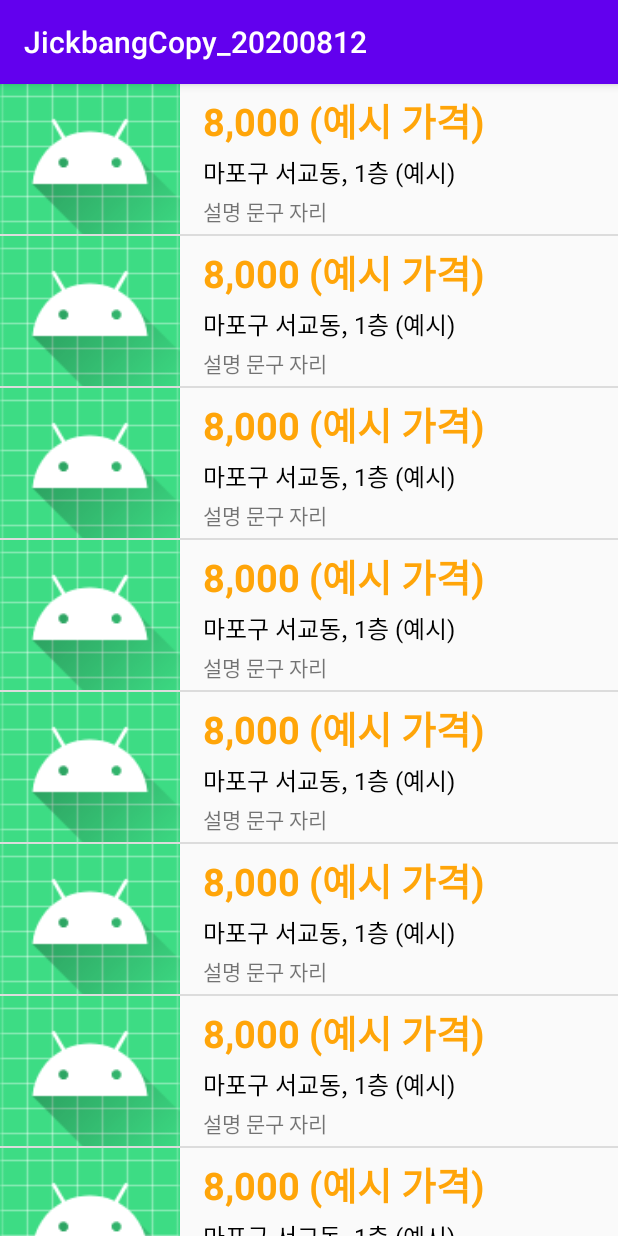
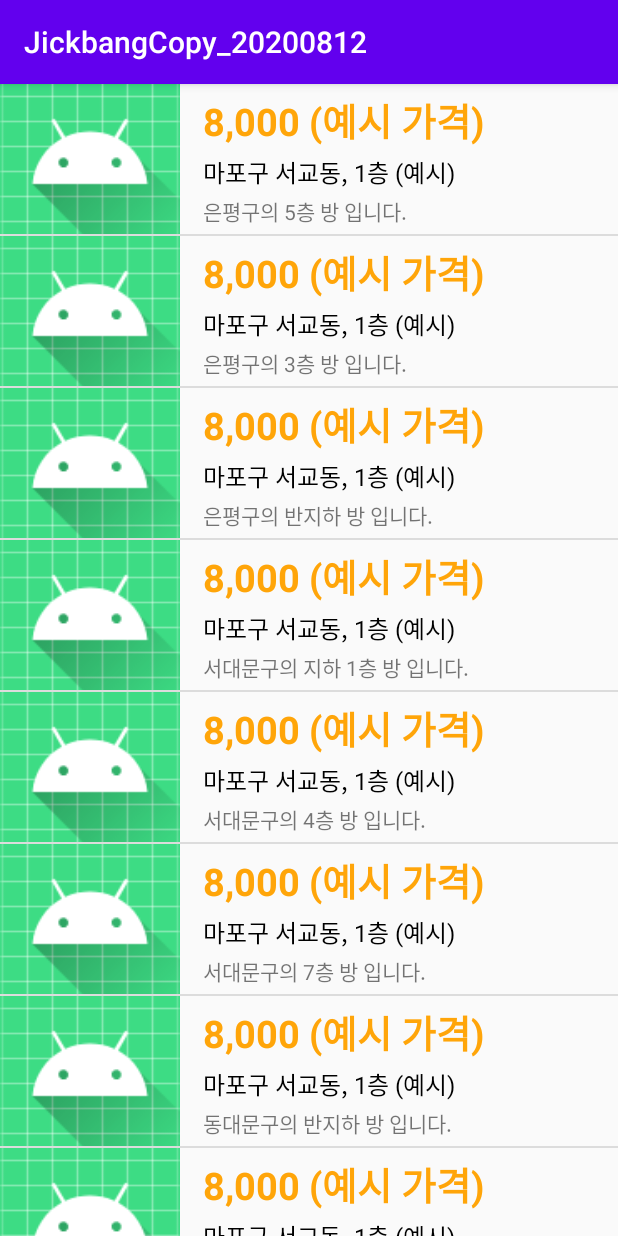
Before and after one commit to cho881020/JickbangCopy_20200812, an Android app: the screen it shows after launch (MainActivity), on a phone screen of 412 x 824 dp. Run offline under Robolectric (Android 15) with nearby library versions, the phone set to English and light mode, and no system bars.

Commit message:
설명 문구는 실제 데이터로 출력

```diff
--- a/app/src/main/java/kr/co/tjoeun/jickbangcopy_20200812/adapters/RoomAdapter.kt
+++ b/app/src/main/java/kr/co/tjoeun/jickbangcopy_20200812/adapters/RoomAdapter.kt
@@ -5,6 +5,7 @@ import android.view.LayoutInflater
 import android.view.View
 import android.view.ViewGroup
 import android.widget.ArrayAdapter
+import android.widget.TextView
 import kr.co.tjoeun.jickbangcopy_20200812.R
 import kr.co.tjoeun.jickbangcopy_20200812.datas.Room
 
@@ -24,6 +25,12 @@ class RoomAdapter(
 
         val row = tempRow!!
 
+        val descTxt = row.findViewById<TextView>(R.id.descTxt)
+
+        val data = mList[position]
+
+        descTxt.text = data.description
+
         return row
     }
 
--- a/app/src/main/res/layout/room_list_item.xml
+++ b/app/src/main/res/layout/room_list_item.xml
@@ -39,6 +39,7 @@
                 android:layout_marginTop="3dp"/>
 
             <TextView
+                android:id="@+id/descTxt"
                 android:layout_width="wrap_content"
                 android:layout_height="wrap_content"
                 android:text="설명 문구 자리"
```
